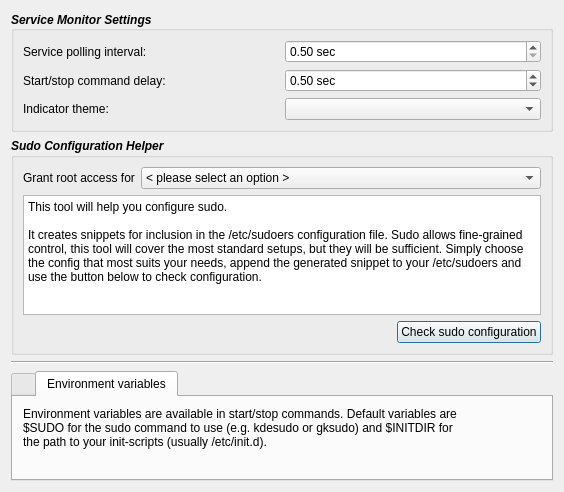
Old version of the form contents/code/dialogs/Settings.ui in the repository mbleichner/service-monitor.
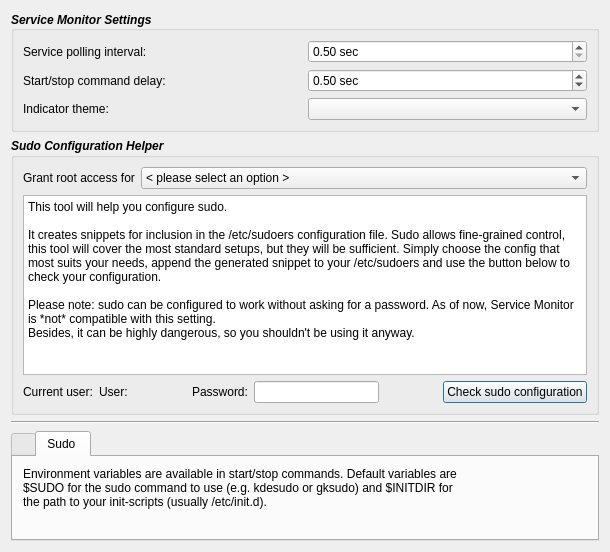
New version of the form. The open tabs and pages were chosen to show the change. Icons and pictures are not drawn.

Commit message: implemented sudo configuration helper

```diff
--- a/contents/code/dialogs/Settings.ui
+++ b/contents/code/dialogs/Settings.ui
@@ -6,8 +6,8 @@
    <rect>
     <x>0</x>
     <y>0</y>
-    <width>564</width>
-    <height>492</height>
+    <width>610</width>
+    <height>552</height>
    </rect>
   </property>
   <property name="windowTitle">
@@ -226,7 +226,7 @@
         <property name="maximumSize">
          <size>
           <width>16777215</width>
-          <height>120</height>
+          <height>180</height>
          </size>
         </property>
         <property name="font">
@@ -239,12 +239,43 @@
         <property name="plainText">
          <string>This tool will help you configure sudo.
 
-It creates snippets for inclusion in the /etc/sudoers configuration file. Sudo allows fine-grained control, this tool will cover the most standard setups, but they will be sufficient. Simply choose the config that most suits your needs, append the generated snippet to your /etc/sudoers and use the button below to check configuration.</string>
+It creates snippets for inclusion in the /etc/sudoers configuration file. Sudo allows fine-grained control, this tool will cover the most standard setups, but they will be sufficient. Simply choose the config that most suits your needs, append the generated snippet to your /etc/sudoers and use the button below to check your configuration.
+
+Please note: sudo can be configured to work without asking for a password. As of now, Service Monitor is *not* compatible with this setting.
+Besides, it can be highly dangerous, so you shouldn't be using it anyway. </string>
         </property>
        </widget>
       </item>
       <item>
        <layout class="QHBoxLayout" name="horizontalLayout_3">
+        <item>
+         <widget class="QLabel" name="label_8">
+          <property name="font">
+           <font>
+            <weight>50</weight>
+            <italic>false</italic>
+            <bold>false</bold>
+           </font>
+          </property>
+          <property name="text">
+           <string>Current user:</string>
+          </property>
+         </widget>
+        </item>
+        <item>
+         <widget class="QLabel" name="usernameLabel">
+          <property name="font">
+           <font>
+            <weight>50</weight>
+            <italic>false</italic>
+            <bold>false</bold>
+           </font>
+          </property>
+          <property name="text">
+           <string>User:</string>
+          </property>
+         </widget>
+        </item>
         <item>
          <spacer name="horizontalSpacer">
           <property name="font">
@@ -266,7 +297,41 @@
          </spacer>
         </item>
         <item>
-         <widget class="QPushButton" name="pushButton">
+         <widget class="QLabel" name="label_6">
+          <property name="font">
+           <font>
+            <weight>50</weight>
+            <italic>false</italic>
+            <bold>false</bold>
+           </font>
+          </property>
+          <property name="text">
+           <string>Password:</string>
+          </property>
+         </widget>
+        </item>
+        <item>
+         <widget class="QLineEdit" name="passwordLineEdit">
+          <property name="echoMode">
+           <enum>QLineEdit::Password</enum>
+          </property>
+         </widget>
+        </item>
+        <item>
+         <spacer name="horizontalSpacer_2">
+          <property name="orientation">
+           <enum>Qt::Horizontal</enum>
+          </property>
+          <property name="sizeHint" stdset="0">
+           <size>
+            <width>40</width>
+            <height>20</height>
+           </size>
+          </property>
+         </spacer>
+        </item>
+        <item>
+         <widget class="QPushButton" name="checkSudoButton">
           <property name="font">
            <font>
             <weight>50</weight>
@@ -366,7 +431,7 @@
        </sizepolicy>
       </property>
       <attribute name="title">
-       <string>Environment variables</string>
+       <string>Sudo </string>
       </attribute>
       <layout class="QVBoxLayout" name="verticalLayout_5">
        <property name="margin">
```
Left out of the diff: 14 changed lines with no effect on the pictures. The commit also changes 15 other files.
